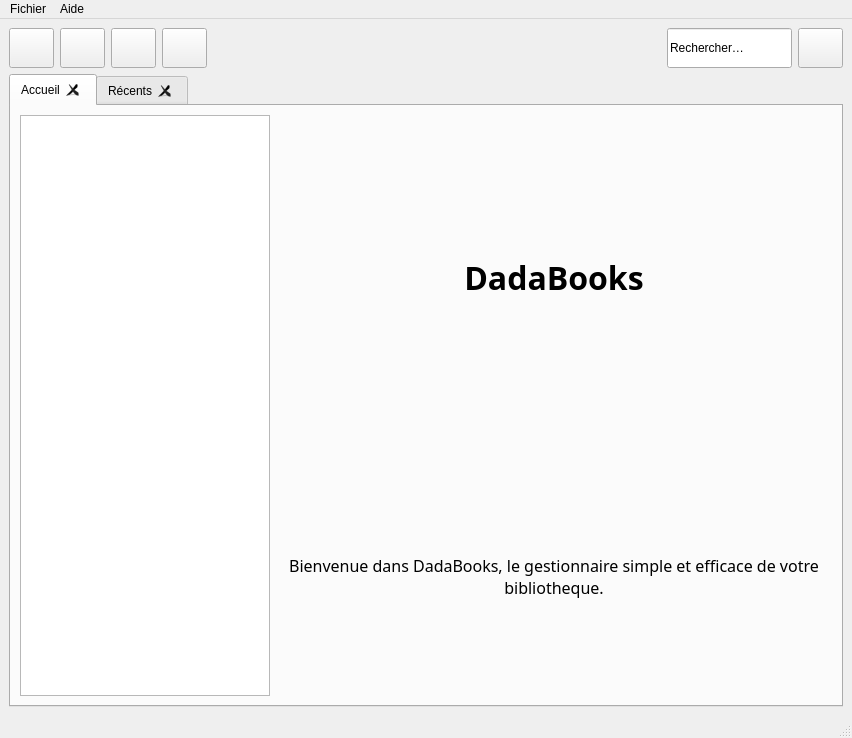
chindit/dadabooks, file dadabooks.ui: the form before one commit.
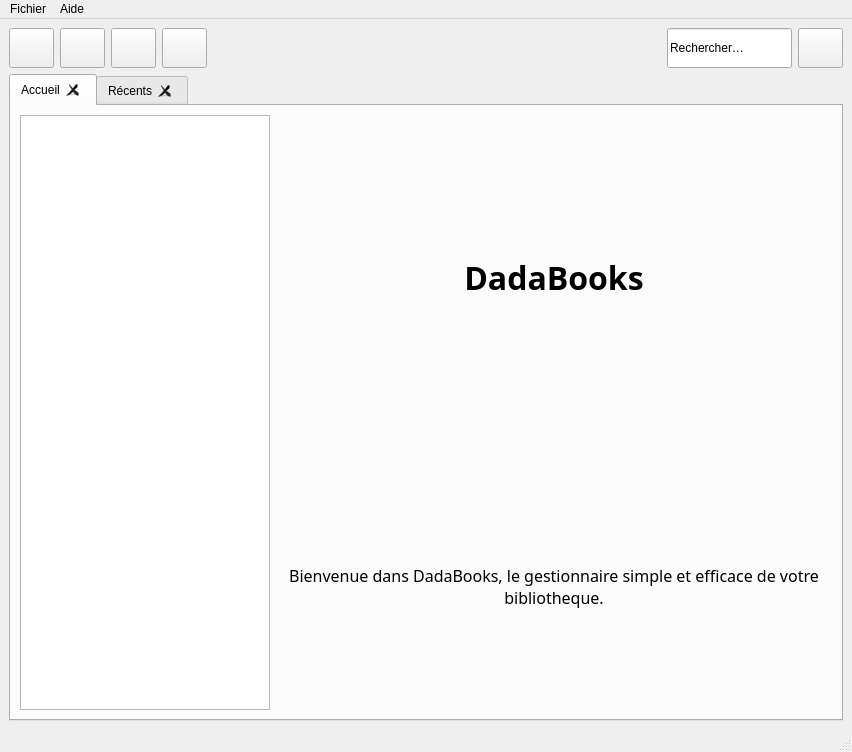
The form after the commit. Icons and pictures are not drawn.

What changed in the file:
```diff
--- a/dadabooks.ui
+++ b/dadabooks.ui
@@ -7,7 +7,7 @@
     <x>0</x>
     <y>0</y>
     <width>852</width>
-    <height>738</height>
+    <height>752</height>
    </rect>
   </property>
   <property name="windowTitle">
```
Left out of the diff: 18 changed lines with no effect on the pictures.
